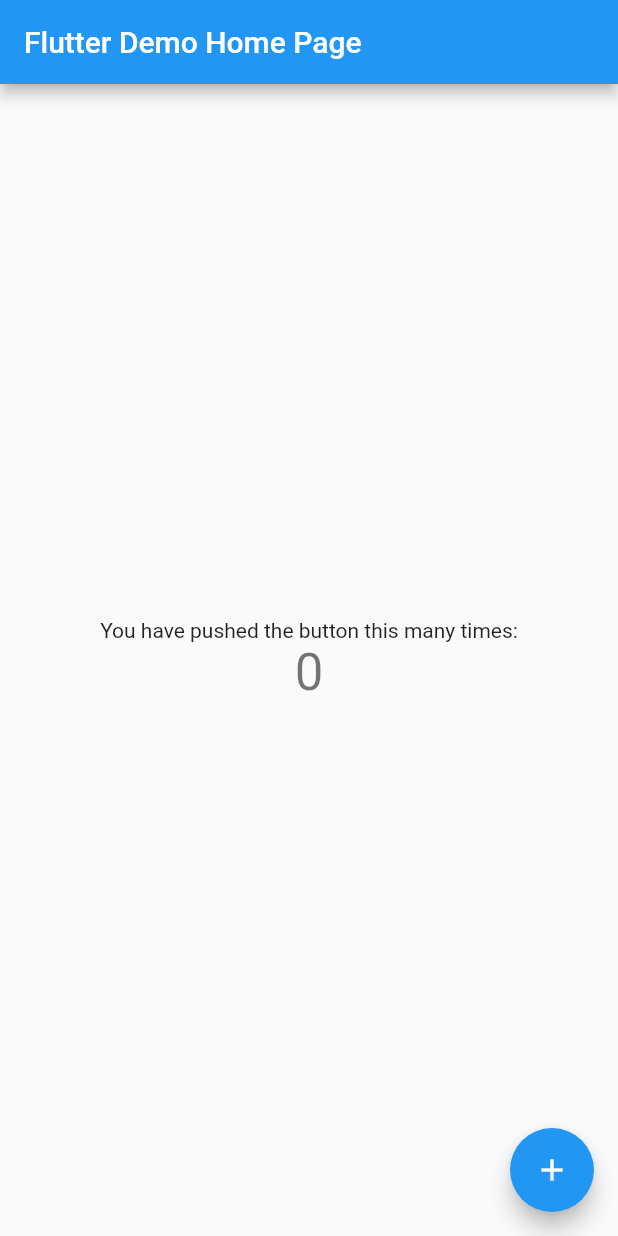
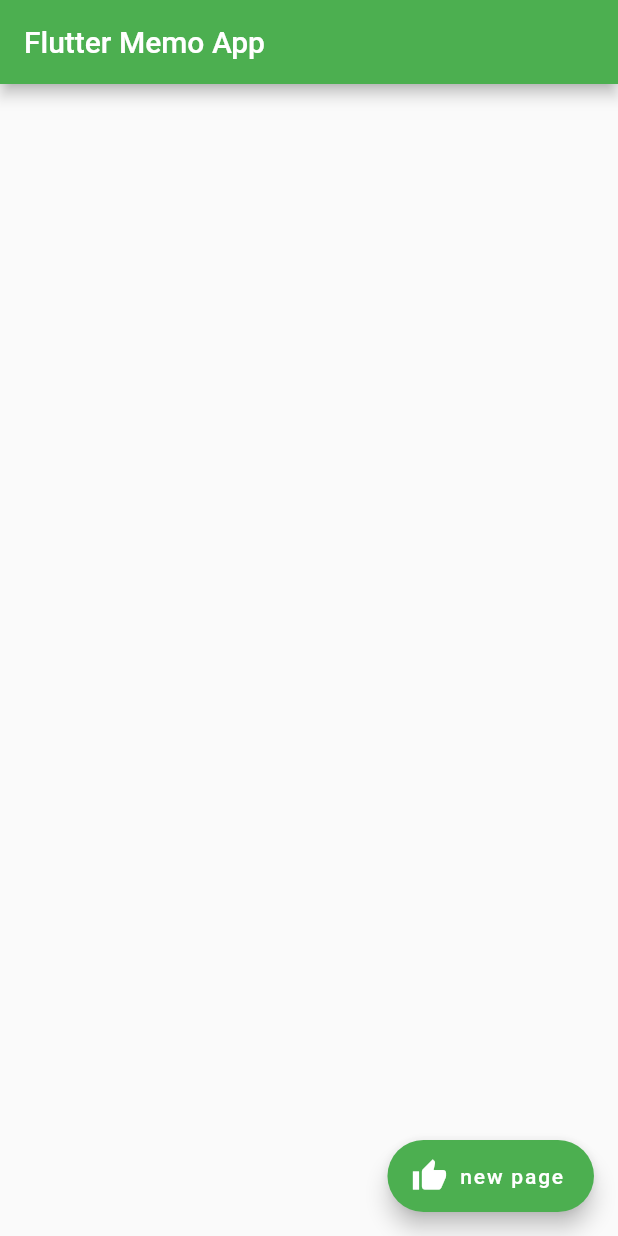
Before and after one commit to oooookubo/fluttermemoapp, a Flutter app: the screen it shows after launch, on a phone screen of 412 x 824 dp. Run offline on Flutter 3.47's test engine with Material 2 defaults, Android fonts, the phone set to English and light mode, and no system bars.

Commit message:
初期コミット

```diff
--- a/lib/main.dart
+++ b/lib/main.dart
@@ -1,4 +1,5 @@
 import 'package:flutter/material.dart';
+import 'main_home.dart';
 
 void main() => runApp(MyApp());
 
@@ -7,62 +8,10 @@ class MyApp extends StatelessWidget {
   @override
   Widget build(BuildContext context) {
     return MaterialApp(
-      title: 'Flutter Demo',
       theme: ThemeData(
-        primarySwatch: Colors.blue,
+        primarySwatch: Colors.green,
       ),
-      home: MyHomePage(title: 'Flutter Demo Home Page'),
+      home: MyHomePage(title: 'Flutter Memo App'),
     );
   }
 }
-
-class MyHomePage extends StatefulWidget {
-  MyHomePage({Key key, this.title}) : super(key: key);
-
-  final String title;
-
-  @override
-  _MyHomePageState createState() => _MyHomePageState();
-}
-
-class _MyHomePageState extends State<MyHomePage> {
-  int _counter = 0;
-
-  void _incrementCounter() {
-    setState(() {
-      _counter++;
-    });
-  }
-
-  @override
-  Widget build(BuildContext context) {
-    return Scaffold(
-      appBar: AppBar(
-        // Here we take the value from the MyHomePage object that was created by
-        // the App.build method, and use it to set our appbar title.
-        title: Text(widget.title),
-      ),
-      body: Center(
-        // Center is a layout widget. It takes a single child and positions it
-        // in the middle of the parent.
-        child: Column(
-          mainAxisAlignment: MainAxisAlignment.center,
-          children: <Widget>[
-            Text(
-              'You have pushed the button this many times:',
-            ),
-            Text(
-              '$_counter',
-              style: Theme.of(context).textTheme.display1,
-            ),
-          ],
-        ),
-      ),
-      floatingActionButton: FloatingActionButton(
-        onPressed: _incrementCounter,
-        tooltip: 'Increment',
-        child: Icon(Icons.add),
-      ), // This trailing comma makes auto-formatting nicer for build methods.
-    );
-  }
-}
--- /dev/null
+++ b/lib/main_home.dart
@@ -0,0 +1,41 @@
+import 'package:flutter/cupertino.dart';
+import 'package:flutter/material.dart';
+
+class MyHomePage extends StatefulWidget {
+  MyHomePage({Key key, this.title}) : super(key: key);
+
+  final String title;
+
+  @override
+  _MyHomePageState createState() => _MyHomePageState();
+}
+
+class _MyHomePageState extends State<MyHomePage> {
+  int _counter = 0;
+
+  void _incrementCounter() {
+    setState(() {
+      _counter++;
+    });
+  }
+
+  @override
+  Widget build(BuildContext context) {
+    return Scaffold(
+      appBar: AppBar(
+        // Here we take the value from the MyHomePage object that was created by
+        // the App.build method, and use it to set our appbar title.
+        title: Text(widget.title),
+      ),
+
+        floatingActionButton: FloatingActionButton.extended(
+          onPressed: () {
+            // Add your onPressed code here!
+          },
+          label: Text('new page'),
+          icon: Icon(Icons.thumb_up),
+          backgroundColor: Colors.green,
+        ),
+    );
+  }
+}
```
